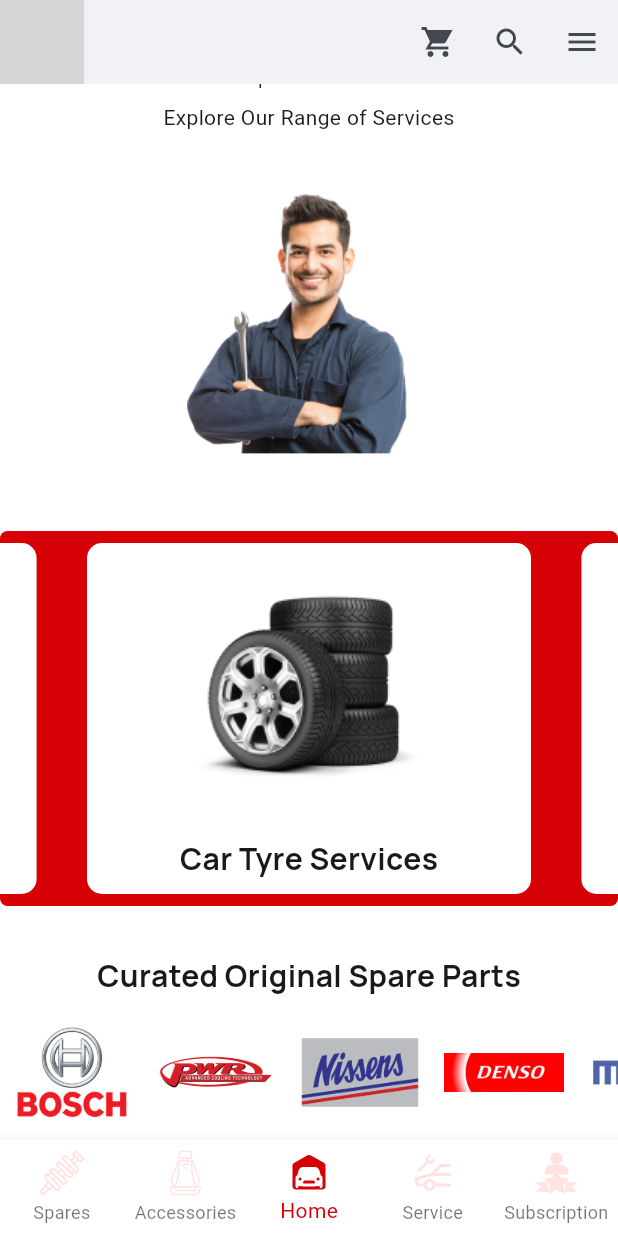
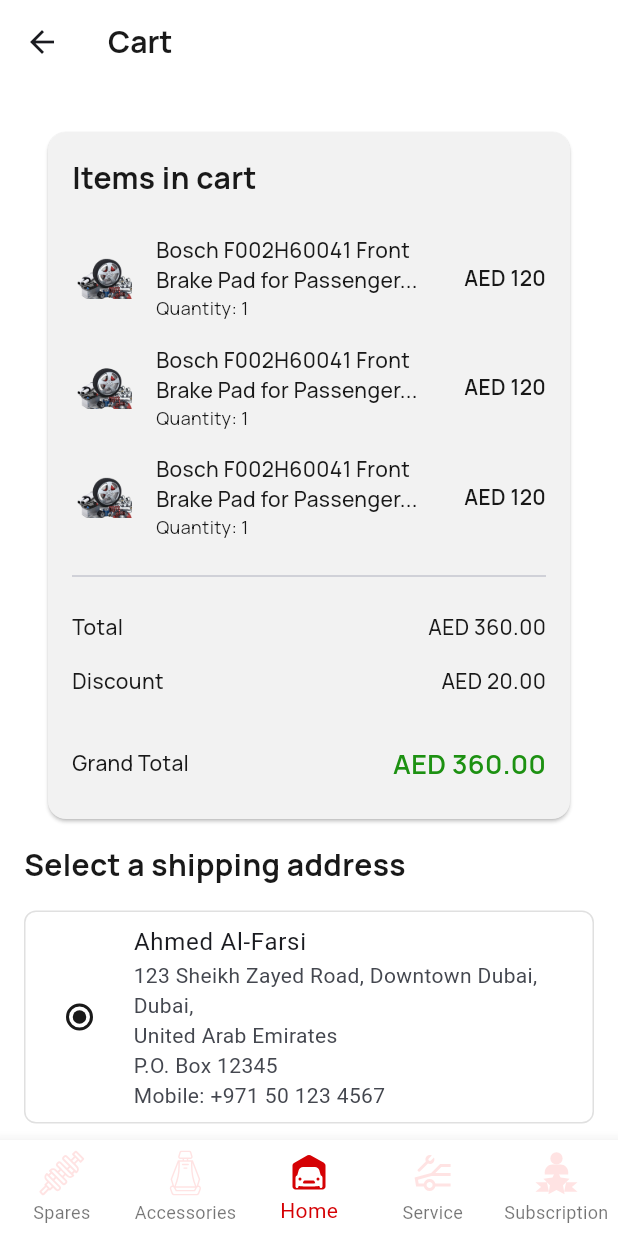
Before and after one commit to Tron-Technolegies/hand_car_app, a Flutter app: the screen it shows after launch, scrolled down 1728 dp, after a tap on the "shopping cart" icon, on a phone screen of 412 x 824 dp. Run offline on Flutter 3.47's test engine with Material 3 defaults, Android fonts, the phone set to English and light mode, and no system bars; drawn by our look-alikes of carousel_slider; our stand-ins replace fan_carousel_image_slider, flutter_hooks, flutter_otp_text_field, flutter_rating_bar, flutter_svg, go_router and 4 more; generated files the repository leaves out were written again; network calls fail; project files that could hold a hidden picture were left out; grey boxes are pictures that could not be loaded.

Commit message:
Cart Page Added

```diff
--- a/lib/core/router/bottom_navigation_bar_routing.dart
+++ b/lib/core/router/bottom_navigation_bar_routing.dart
@@ -1,6 +1,7 @@
 import 'package:flutter/material.dart';
 import 'package:go_router/go_router.dart';
 import 'package:hand_car/features/Accessories/view/pages/accessories_page.dart';
+import 'package:hand_car/features/Accessories/view/pages/cart_page.dart';
 import 'package:hand_car/features/Home/view/pages/home_page.dart';
 import 'package:hand_car/features/Home/view/pages/navigation_page.dart';
 import 'package:hand_car/features/SpareParts/view/pages/spares_page.dart';
@@ -74,6 +75,15 @@
               ),
             ],
           ),
+           StatefulShellBranch(
+            routes: <RouteBase>[
+              GoRoute(
+                path: '/cart',
+                builder: (BuildContext context, GoRouterState state) =>
+                    const CartPage(),
+              ),
+            ],
+          ),
         ],
       ),
        GoRoute(
@@ -88,6 +98,8 @@
           rating: data['rating'],
           price: data['price'],
         );
-    })],
+
+    }),
+    ]
 
   );
--- a/lib/features/Accessories/view/pages/accessories_page.dart
+++ b/lib/features/Accessories/view/pages/accessories_page.dart
@@ -2,6 +2,7 @@
 import 'package:flutter/rendering.dart';
 import 'package:flutter_hooks/flutter_hooks.dart';
 import 'package:flutter_svg/svg.dart';
+import 'package:go_router/go_router.dart';
 import 'package:hand_car/core/extension/theme_extension.dart';
 import 'package:hand_car/features/Accessories/view/widgets/accessories_circle_avatar_widget.dart';
 import 'package:hand_car/features/Accessories/view/widgets/accessories_product_card_widget.dart';
@@ -44,7 +45,10 @@
                 actions: [
                   IconButton(onPressed: () {}, icon: const Icon(Icons.search)),
                   IconButton(
-                      onPressed: () {},
+                      onPressed: () {
+                context.push('/cart');
+
+                      },
                       icon: const Icon(Icons.shopping_cart_sharp)),
                   IconButton(
                       onPressed: () {
--- /dev/null
+++ b/lib/features/Accessories/view/pages/cart_page.dart
@@ -0,0 +1,85 @@
+import 'package:flutter/material.dart';
+import 'package:hand_car/core/extension/theme_extension.dart';
+import 'package:hand_car/core/widgets/button_widget.dart';
+
+import 'package:flutter_hooks/flutter_hooks.dart';
+import 'package:hand_car/features/Accessories/view/widgets/cart_summary_widget.dart';
+import 'package:hand_car/features/Accessories/view/widgets/address_card_widget.dart';
+import 'package:hand_car/features/Accessories/view/widgets/address_form_widget.dart';
+
+class CartPage extends HookWidget {
+  const CartPage({super.key});
+
+  @override
+  Widget build(BuildContext context) {
+    final showAddressForm = useState(false);
+
+    return Scaffold(
+      appBar: AppBar(
+        title: Text('Cart', style: context.typography.h3),
+        leading: IconButton(
+          icon: const Icon(Icons.arrow_back),
+          onPressed: () {
+            Navigator.of(context).pop();
+          },
+        ),
+      ),
+      body: SingleChildScrollView(
+        padding: const EdgeInsets.all(16.0),
+        child: Column(
+          crossAxisAlignment: CrossAxisAlignment.start,
+          children: [
+            const CartSummaryWidget(),
+            Text(
+              'Select a shipping address',
+              style: context.typography.h3,
+            ),
+            SizedBox(height: context.space.space_200),
+            const AddressCard(
+              name: 'Ahmed Al-Farsi',
+              address:
+                  '123 Sheikh Zayed Road, Downtown Dubai, Dubai,\nUnited Arab Emirates',
+              poBox: 'P.O. Box 12345',
+              mobile: 'Mobile: +971 50 123 4567',
+              isSelected: true,
+            ),
+            SizedBox(height: context.space.space_200),
+            const AddressCard(
+              name: 'Ahmed Al-Farsi',
+              address:
+                  '123 Sheikh Zayed Road, Downtown Dubai, Dubai,\nUnited Arab Emirates',
+              poBox: 'P.O. Box 12345',
+              mobile: 'Mobile: +971 50 123 4567',
+              isSelected: false,
+            ),
+            SizedBox(height: context.space.space_300),
+            TextButton.icon(
+              icon: const Icon(Icons.add),
+              onPressed: () {
+                showAddressForm.value = !showAddressForm.value;
+              },
+              label: Text(
+                'Add new address',
+                style: context.typography.bodyLarge,
+              ),
+            ),
+            if (showAddressForm.value) ...[
+              SizedBox(height: context.space.space_200),
+              const AddressForm(),
+              SizedBox(height: context.space.space_200),
+            ],
+            SizedBox(height: context.space.space_200),
+            SizedBox(
+              width: double.infinity,
+              child: ButtonWidget(
+                label:
+                    showAddressForm.value ? "Add & Choose Address" : "Continue",
+                onTap: () {},
+              ),
+            ),
+          ],
+        ),
+      ),
+    );
+  }
+}
--- a/lib/features/Accessories/view/widgets/accessories_product_card_widget.dart
+++ b/lib/features/Accessories/view/widgets/accessories_product_card_widget.dart
@@ -1,7 +1,7 @@
 import 'package:flutter/material.dart';
 import 'package:flutter_rating_bar/flutter_rating_bar.dart';
 import 'package:hand_car/core/extension/theme_extension.dart';
-import 'package:hand_car/core/widgets/button_widget.dart';
+import 'package:hand_car/core/widgets/outline_button_widget.dart';
 import 'package:hand_car/features/Accessories/view/pages/accessories_details_page.dart';
 
 class AccessoriesProductCardWidget extends StatelessWidget {
@@ -14,7 +14,7 @@
         Navigator.push(
           context,
           MaterialPageRoute(
-            builder: (context) =>  const ProductDetailsPage(),
+            builder: (context) => const ProductDetailsPage(),
           ),
         );
       },
@@ -104,7 +104,7 @@
                 padding: EdgeInsets.symmetric(
                     horizontal: context.space.space_50,
                     vertical: context.space.space_50),
-                child: ButtonWidget(label: 'Add To Cart', onTap: () {}),
+                child: OutlineButtonWidget(label: 'Add To Cart', onTap: () {}),
               )
             ],
           ),
--- /dev/null
+++ b/lib/features/Accessories/view/widgets/address_card_widget.dart
@@ -0,0 +1,47 @@
+import 'package:flutter/material.dart';
+import 'package:hand_car/core/extension/theme_extension.dart';
+
+class AddressCard extends StatelessWidget {
+  final String name;
+  final String address;
+  final String poBox;
+  final String mobile;
+  final bool isSelected;
+
+  const AddressCard({
+    super.key,
+    required this.name,
+    required this.address,
+    required this.poBox,
+    required this.mobile,
+    required this.isSelected,
+  });
+
+  @override
+  Widget build(BuildContext context) {
+    return Container(
+      decoration: BoxDecoration(
+        color: isSelected ? context.colors.white : context.colors.background,
+        border: Border.all(color: Colors.grey.shade300),
+        borderRadius: BorderRadius.circular(8),
+      ),
+      child: RadioListTile(
+        activeColor: context.colors.primaryTxt,
+        title: Text(name),
+        subtitle: Column(
+          crossAxisAlignment: CrossAxisAlignment.start,
+          children: [
+            Text(address),
+            Text(poBox),
+            Text(mobile),
+          ],
+        ),
+        value: isSelected,
+        groupValue: true,
+        onChanged: (bool? value) {
+          // Handle address selection
+        },
+      ),
+    );
+  }
+}
--- /dev/null
+++ b/lib/features/Accessories/view/widgets/cart_item_widget.dart
@@ -0,0 +1,48 @@
+import 'package:flutter/material.dart';
+import 'package:hand_car/core/extension/theme_extension.dart';
+import 'package:hand_car/gen/assets.gen.dart';
+
+class CartItemWidget extends StatelessWidget {
+  const CartItemWidget({
+    super.key,
+    required this.name,
+    required this.price,
+    required this.quantity,
+  });
+
+  final String name;
+  final String price;
+  final int quantity;
+
+  @override
+  Widget build(BuildContext context) {
+    return Padding(
+      padding: EdgeInsets.symmetric(vertical: context.space.space_100),
+      child: Row(
+        children: [
+          Container(
+            width: 40,
+            height: 40,
+            decoration: BoxDecoration(
+              color: context.colors.background,
+              shape: BoxShape.circle,
+            ),
+            child: Image.asset(Assets.images.accessories.path),
+          ),
+          SizedBox(width: context.space.space_200),
+          Expanded(
+            child: Column(
+              crossAxisAlignment: CrossAxisAlignment.start,
+              children: [
+                Text(name, style: context.typography.bodyMedium),
+                Text('Quantity: $quantity',
+                    style: context.typography.bodySmall),
+              ],
+            ),
+          ),
+          Text(price, style: context.typography.bodySemiBold),
+        ],
+      ),
+    );
+  }
+}
--- /dev/null
+++ b/lib/features/Accessories/view/widgets/cart_summary_widget.dart
@@ -0,0 +1,81 @@
+import 'package:flutter/material.dart';
+import 'package:hand_car/core/extension/theme_extension.dart';
+import 'package:hand_car/features/Accessories/view/widgets/cart_item_widget.dart';
+
+class CartSummaryWidget extends StatelessWidget {
+  const CartSummaryWidget({super.key});
+
+  @override
+  Widget build(BuildContext context) {
+    return Card(
+      color: context.colors.background,
+      borderOnForeground: true,
+      margin: EdgeInsets.all(context.space.space_200),
+      child: Padding(
+        padding: EdgeInsets.all(context.space.space_200),
+        child: Column(
+          crossAxisAlignment: CrossAxisAlignment.start,
+          children: [
+            Text(
+              'Items in cart',
+              style: context.typography.h3,
+            ),
+            SizedBox(height: context.space.space_200),
+            const CartItemWidget(
+                name: 'Bosch F002H60041 Front Brake Pad for Passenger...',
+                price: 'AED 120',
+                quantity: 1),
+            const CartItemWidget(
+                name: 'Bosch F002H60041 Front Brake Pad for Passenger...',
+                price: 'AED 120',
+                quantity: 1),
+            const CartItemWidget(
+                name: 'Bosch F002H60041 Front Brake Pad for Passenger...',
+                price: 'AED 120',
+                quantity: 1),
+            Divider(height: context.space.space_400),
+            const CartItemsRowWidget(
+                label: 'Total', value: 'AED 360.00', isTotal: false),
+            const CartItemsRowWidget(
+                label: 'Discount', value: 'AED 20.00', isTotal: false),
+            SizedBox(height: context.space.space_200),
+            const CartItemsRowWidget(
+                label: 'Grand Total', value: 'AED 360.00', isTotal: true),
+          ],
+        ),
+      ),
+    );
+  }
+}
+
+class CartItemsRowWidget extends StatelessWidget {
+  final String label;
+  final String value;
+  final bool isTotal;
+  const CartItemsRowWidget({
+    super.key,
+    required this.label,
+    required this.value,
+    this.isTotal = false,
+  });
+
+  @override
+  Widget build(BuildContext context) {
+    return Padding(
+      padding: EdgeInsets.symmetric(vertical: context.space.space_100),
+      child: Row(
+        mainAxisAlignment: MainAxisAlignment.spaceBetween,
+        children: [
+          Text(label, style: context.typography.bodyMedium),
+          Text(
+            value,
+            style: isTotal
+                ? context.typography.bodyLarge
+                    .copyWith(color: context.colors.green)
+                : context.typography.bodyMedium,
+          ),
+        ],
+      ),
+    );
+  }
+}
--- a/lib/features/Home/view/pages/home_page.dart
+++ b/lib/features/Home/view/pages/home_page.dart
@@ -13,8 +13,6 @@
 import 'package:hand_car/gen/assets.gen.dart';
 import 'package:lottie/lottie.dart';
 
-
-
 class HomePage extends StatelessWidget {
   static const String routeName = 'home_page';
   const HomePage({super.key});
@@ -27,7 +25,10 @@
         leading: SvgPicture.asset(Assets.icons.handCarIcon),
         actions: [
           IconButton(
-              onPressed: () {}, icon: const Icon(Icons.shopping_cart_sharp)),
+              onPressed: () {
+                context.push('/cart');
+              },
+              icon: const Icon(Icons.shopping_cart_sharp)),
           IconButton(onPressed: () {}, icon: const Icon(Icons.search)),
           IconButton(
               onPressed: () {
--- a/lib/features/Home/view/pages/navigation_page.dart
+++ b/lib/features/Home/view/pages/navigation_page.dart
@@ -57,6 +57,7 @@
     }, []);
 
     return Scaffold(
+
       body: navigationShell, // Display the navigation shell content
       bottomNavigationBar: BottomNavigationBar(
         selectedItemColor: context.colors.primary,
```
Also changed, not shown: lib/features/Accessories/view/pages/accessories_details_page.dart (+12 -3 lines), lib/features/Accessories/view/widgets/accessories_circle_avatar_widget.dart (+8 -5 lines), lib/features/Accessories/view/widgets/address_form_widget.dart (added, +74 -0 lines), lib/features/Home/view/widgets/drawer_widget.dart (+52 -18 lines), lib/features/Subscriptions/view/pages/subscription_page.dart (+6 -6 lines), lib/features/service/view/pages/service_details_page.dart (+7 -15 lines).
